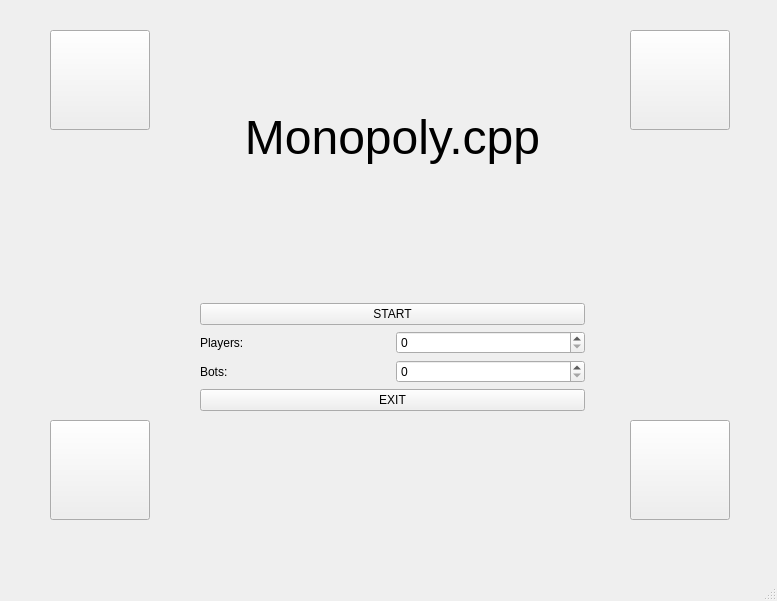
Molodid-Tyshchenko/qt-monopoly-, file mainwindow.ui: the form before one commit.
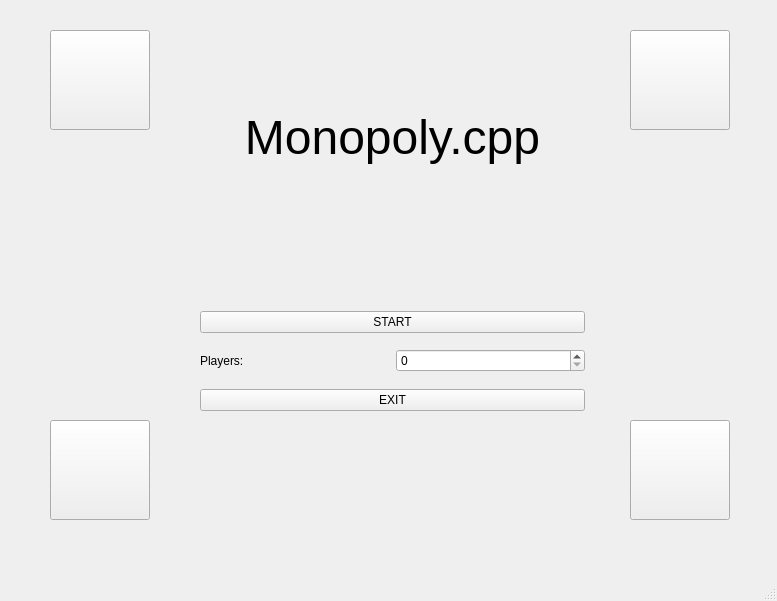
The form after the commit. Icons and pictures are not drawn.

Patch:
```diff
--- a/mainwindow.ui
+++ b/mainwindow.ui
@@ -68,6 +68,19 @@
          </property>
         </widget>
        </item>
+       <item>
+        <spacer name="verticalSpacer_2">
+         <property name="orientation">
+          <enum>Qt::Vertical</enum>
+         </property>
+         <property name="sizeHint" stdset="0">
+          <size>
+           <width>20</width>
+           <height>40</height>
+          </size>
+         </property>
+        </spacer>
+       </item>
        <item>
         <layout class="QHBoxLayout" name="horizontalLayout">
          <item>
@@ -83,18 +96,17 @@
         </layout>
        </item>
        <item>
-        <layout class="QHBoxLayout" name="horizontalLayout_2">
-         <item>
-          <widget class="QLabel" name="label_2">
-           <property name="text">
-            <string>Bots:</string>
-           </property>
-          </widget>
-         </item>
-         <item>
-          <widget class="QSpinBox" name="spinBox_2"/>
-         </item>
-        </layout>
+        <spacer name="verticalSpacer_3">
+         <property name="orientation">
+          <enum>Qt::Vertical</enum>
+         </property>
+         <property name="sizeHint" stdset="0">
+          <size>
+           <width>20</width>
+           <height>40</height>
+          </size>
+         </property>
+        </spacer>
        </item>
        <item>
         <widget class="QPushButton" name="pushButton_3">
```
